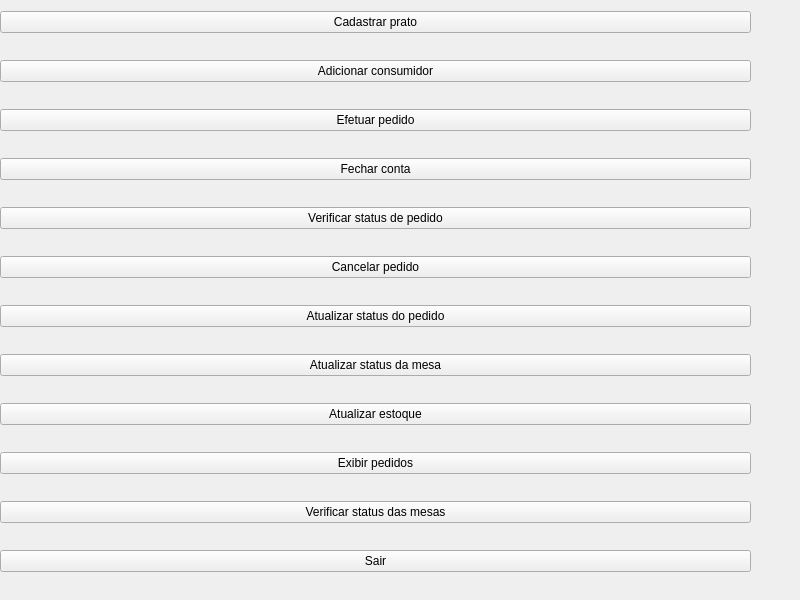
The window that qtQuickOrder/QuickOrder/mainmenu.ui (henriqueramalho1/QuickOrder) describes before a commit, drawn with Qt 5.
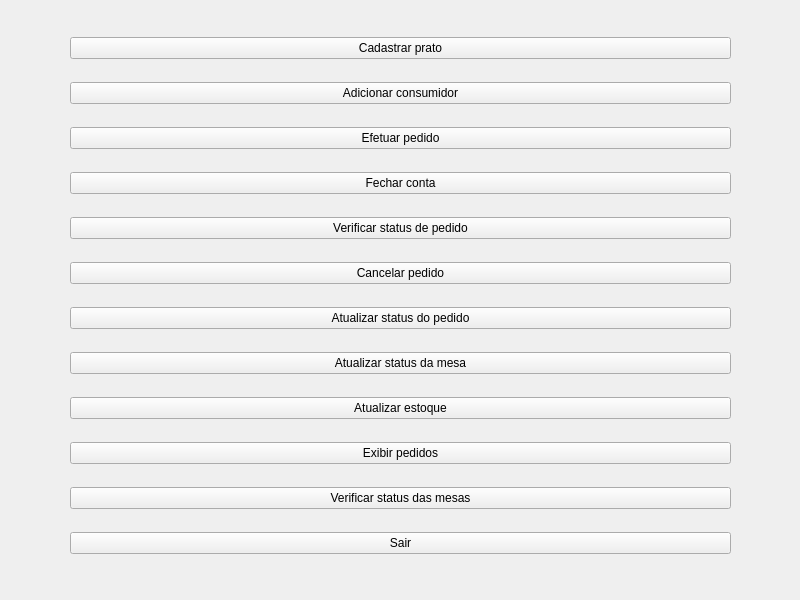
The same window after the commit.

Patch:
```diff
--- a/qtQuickOrder/QuickOrder/mainmenu.ui
+++ b/qtQuickOrder/QuickOrder/mainmenu.ui
@@ -13,13 +13,13 @@
   <property name="windowTitle">
    <string>MainMenu</string>
   </property>
-  <widget class="QWidget" name="verticalLayoutWidget">
+  <widget class="QWidget" name="">
    <property name="geometry">
     <rect>
-     <x>0</x>
-     <y>-10</y>
-     <width>751</width>
-     <height>611</height>
+     <x>70</x>
+     <y>20</y>
+     <width>661</width>
+     <height>551</height>
     </rect>
    </property>
    <layout class="QVBoxLayout" name="verticalLayout">
```
